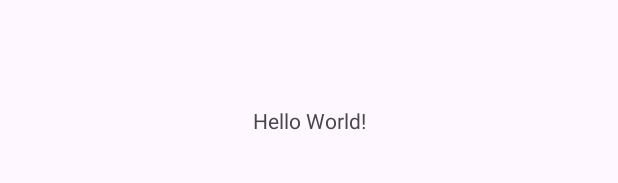
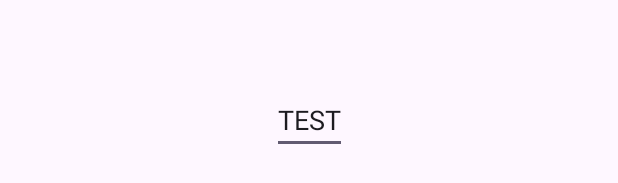
Before and after one commit to natalialmi43/SpotifyApp, an Android app: the layout activity_main.xml on its own in the app's theme, with its tools: preview values and no code run, on a phone screen of 412 x 824 dp. Shown: the part 498-681 px from the top of the screen. Run offline under Robolectric (Android 15) with nearby library versions, the phone set to English and light mode, and no system bars.

Commit message:
Manage user interface

```diff
--- a/app/src/main/res/layout/activity_main.xml
+++ b/app/src/main/res/layout/activity_main.xml
@@ -1,5 +1,5 @@
 <?xml version="1.0" encoding="utf-8"?>
-<androidx.constraintlayout.widget.ConstraintLayout xmlns:android="http://schemas.android.com/apk/res/android"
+<FrameLayout xmlns:android="http://schemas.android.com/apk/res/android"
     xmlns:app="http://schemas.android.com/apk/res-auto"
     xmlns:tools="http://schemas.android.com/tools"
     android:id="@+id/main"
@@ -7,13 +7,15 @@
     android:layout_height="match_parent"
     tools:context=".MainActivity">
 
-    <TextView
-        android:layout_width="wrap_content"
-        android:layout_height="wrap_content"
-        android:text="Hello World!"
-        app:layout_constraintBottom_toBottomOf="parent"
-        app:layout_constraintEnd_toEndOf="parent"
-        app:layout_constraintStart_toStartOf="parent"
-        app:layout_constraintTop_toTopOf="parent" />
 
-</androidx.constraintlayout.widget.ConstraintLayout>
+    <include
+        android:id="@+id/song_view_layout"
+        layout="@layout/song_view"/>
+
+    <include
+        android:id="@+id/test_layout"
+        layout="@layout/test"/>
+
+
+
+</FrameLayout>
--- /dev/null
+++ b/app/src/main/res/layout/song_view.xml
@@ -0,0 +1,24 @@
+<?xml version="1.0" encoding="utf-8"?>
+<androidx.constraintlayout.widget.ConstraintLayout xmlns:android="http://schemas.android.com/apk/res/android"
+    android:layout_width="match_parent"
+    android:layout_height="match_parent"
+    xmlns:app="http://schemas.android.com/apk/res-auto"
+    android:layout_margin="30dp">
+
+    <TextView
+        android:id="@+id/name_song"
+        android:layout_width="wrap_content"
+        android:layout_height="wrap_content"
+        app:layout_constraintTop_toTopOf="parent"
+        app:layout_constraintStart_toStartOf="parent"/>
+
+    <TextView
+        android:id="@+id/genre_song"
+        android:layout_width="wrap_content"
+        android:layout_height="wrap_content"
+        app:layout_constraintTop_toBottomOf="@+id/name_song"
+        app:layout_constraintStart_toStartOf="parent"
+        android:layout_marginTop="16dp"/>
+
+
+</androidx.constraintlayout.widget.ConstraintLayout>
--- /dev/null
+++ b/app/src/main/res/layout/test.xml
@@ -0,0 +1,17 @@
+<?xml version="1.0" encoding="utf-8"?>
+<androidx.constraintlayout.widget.ConstraintLayout xmlns:android="http://schemas.android.com/apk/res/android"
+    android:layout_width="match_parent"
+    android:layout_height="match_parent"
+    xmlns:app="http://schemas.android.com/apk/res-auto">
+
+    <EditText
+        android:id="@+id/test_text"
+        android:layout_width="wrap_content"
+        android:layout_height="wrap_content"
+        android:text="TEST"
+        app:layout_constraintTop_toTopOf="parent"
+        app:layout_constraintBottom_toBottomOf="parent"
+        app:layout_constraintStart_toStartOf="parent"
+        app:layout_constraintEnd_toEndOf="parent"/>
+
+</androidx.constraintlayout.widget.ConstraintLayout>
```
Also changed, not shown: app/src/main/java/iesam/dam2/spotifyapp/MainActivity.kt (+86 -0 lines), app/src/main/java/iesam/dam2/spotifyapp/feature/songs/presentation/SongListViewModel.kt (added, +34 -0 lines).
